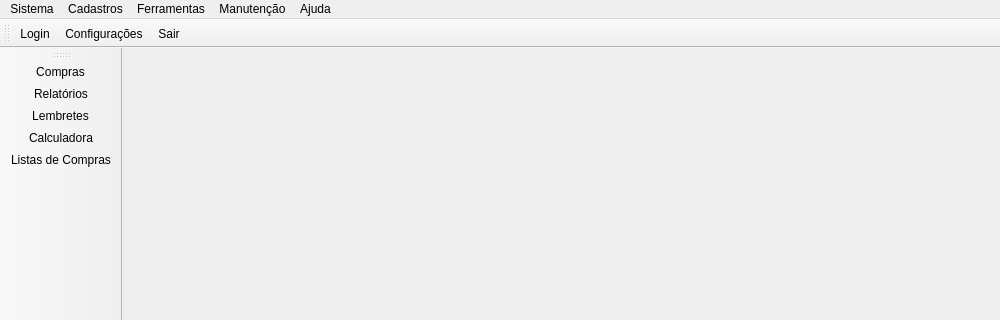
Qt form mainwindow.ui (leidensj/BKVale) before a commit; both pictures show x 0 to 1000 and y 0 to 320 of the 1000 by 600 pixel window.
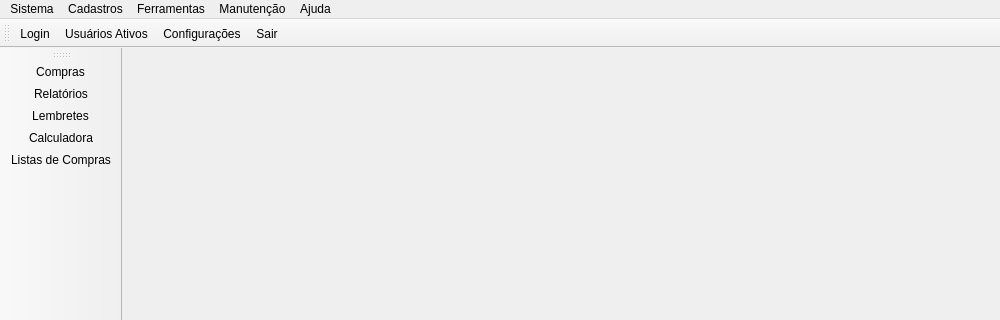
The same form after that commit. Icons and pictures are not drawn.

The edit to the form file:
```diff
--- a/mainwindow.ui
+++ b/mainwindow.ui
@@ -144,6 +144,7 @@
     <bool>false</bool>
    </attribute>
    <addaction name="actionLogin"/>
+   <addaction name="actionLogged"/>
    <addaction name="actionSettings"/>
    <addaction name="actionExit"/>
   </widget>
```
